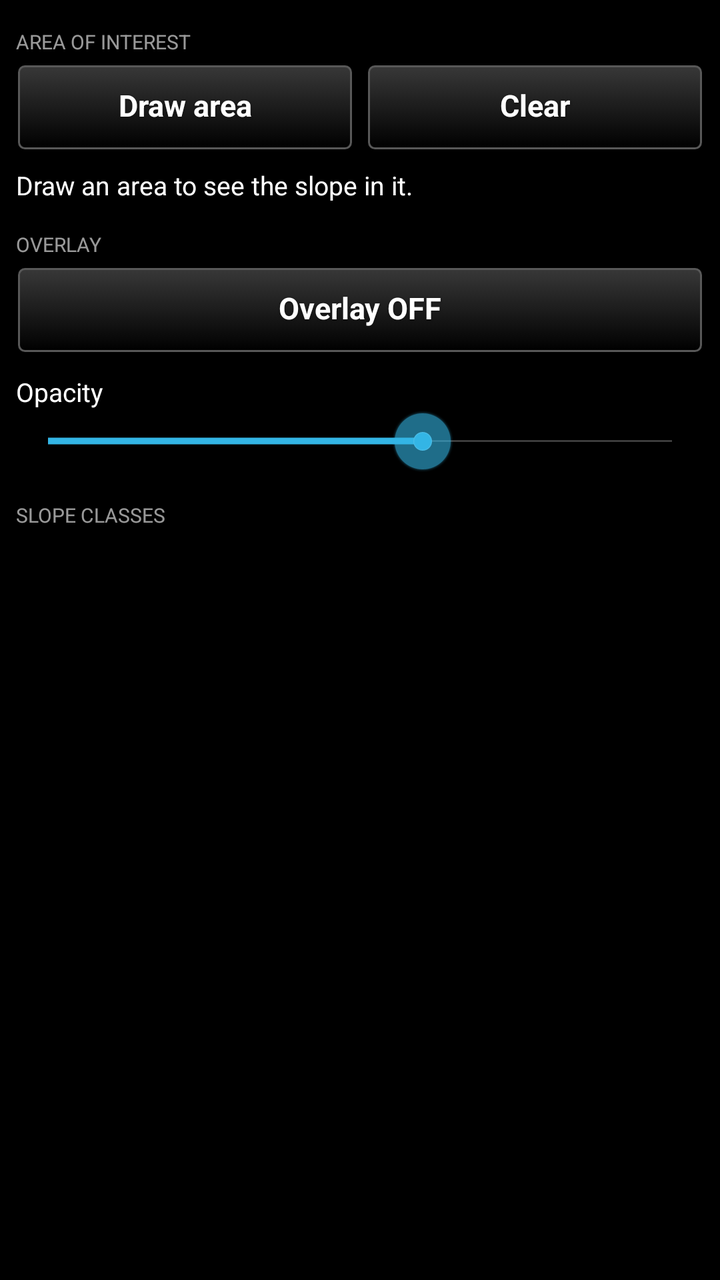
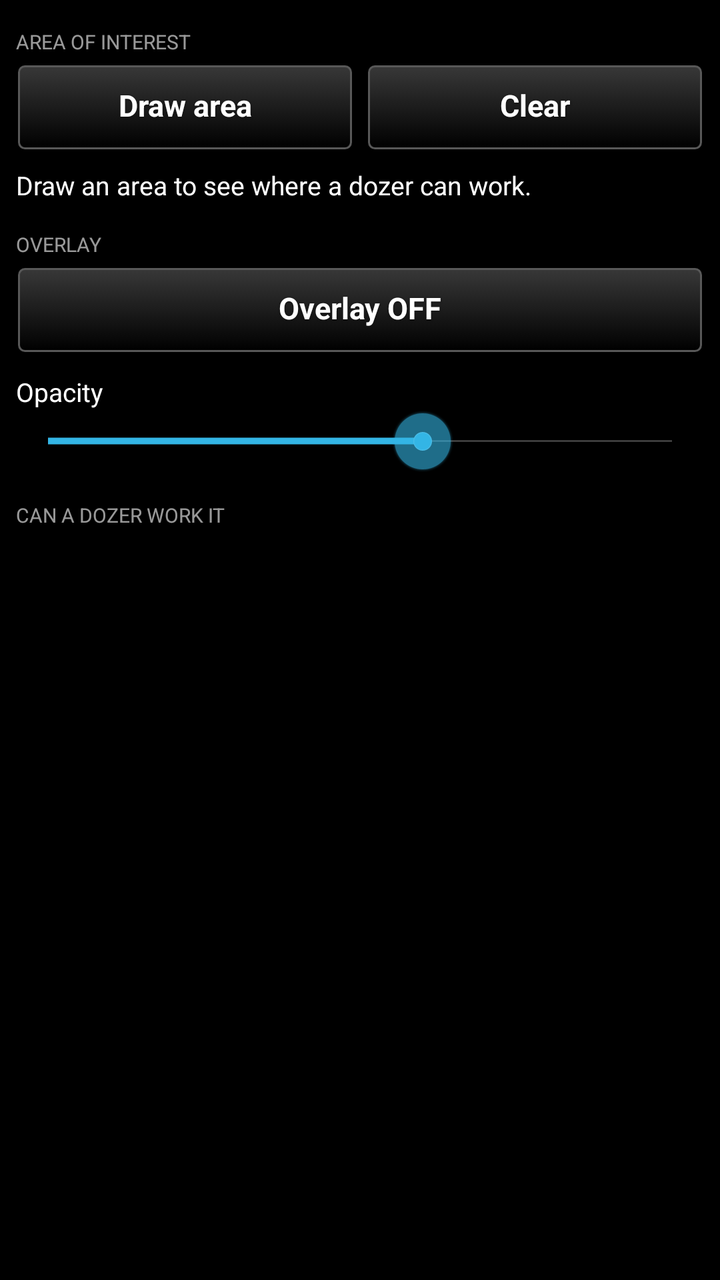

An Android layout rendered at two revisions. The XML below is the earlier revision; the diff shows what the commit changed to produce the second picture.
<!-- AndroidManifest.xml: application theme AppTheme -->
<!-- res/layout/main_layout.xml -->
<?xml version="1.0" encoding="utf-8"?>
<ScrollView xmlns:android="http://schemas.android.com/apk/res/android"
    android:layout_width="match_parent"
    android:layout_height="match_parent"
    android:fadeScrollbars="false"
    android:paddingLeft="8dp"
    android:paddingRight="8dp">

    <LinearLayout
        android:layout_width="match_parent"
        android:layout_height="wrap_content"
        android:orientation="vertical"
        android:paddingBottom="12dp">

        
        <TextView
            style="@style/TakwerxSectionHeading"
            android:layout_width="match_parent"
            android:layout_height="wrap_content"
            android:text="@string/section_area" />

        <LinearLayout
            android:layout_width="match_parent"
            android:layout_height="wrap_content"
            android:orientation="horizontal">

            <Button
                android:id="@+id/draw_area"
                style="@style/TakwerxButton"
                android:layout_width="0dp"
                android:layout_height="wrap_content"
                android:layout_weight="1"
                android:text="@string/draw_area" />

            <Button
                android:id="@+id/clear_area"
                style="@style/TakwerxButton"
                android:layout_width="0dp"
                android:layout_height="wrap_content"
                android:layout_marginLeft="6dp"
                android:layout_weight="1"
                android:text="@string/clear" />
        </LinearLayout>

        
        <TextView
            android:id="@+id/status"
            android:layout_width="match_parent"
            android:layout_height="wrap_content"
            android:layout_marginTop="8dp"
            android:textColor="@color/white"
            android:textSize="13sp"
            android:text="@string/status_idle" />

        
        <TextView
            style="@style/TakwerxSectionHeading"
            android:layout_width="match_parent"
            android:layout_height="wrap_content"
            android:text="@string/section_overlay" />

        <Button
            android:id="@+id/toggle_overlay"
            style="@style/TakwerxButton"
            android:layout_width="match_parent"
            android:layout_height="wrap_content"
            android:text="@string/overlay_off" />

        <TextView
            android:id="@+id/opacity_label"
            android:layout_width="match_parent"
            android:layout_height="wrap_content"
            android:layout_marginTop="10dp"
            android:textColor="@color/white"
            android:textSize="13sp"
            android:text="@string/opacity" />

        <SeekBar
            android:id="@+id/opacity"
            android:layout_width="match_parent"
            android:layout_height="wrap_content"
            android:max="100"
            android:progress="60" />

        
        <TextView
            style="@style/TakwerxSectionHeading"
            android:layout_width="match_parent"
            android:layout_height="wrap_content"
            android:text="@string/section_classes" />

        
        <LinearLayout
            android:id="@+id/band_list"
            android:layout_width="match_parent"
            android:layout_height="wrap_content"
            android:orientation="vertical" />

        <TextView
            android:id="@+id/standard_source"
            android:layout_width="match_parent"
            android:layout_height="wrap_content"
            android:layout_marginTop="8dp"
            android:alpha="0.6"
            android:textColor="@color/white"
            android:textSize="11sp" />

    </LinearLayout>
</ScrollView>
<!-- resources referenced by this layout -->
<resources>
  <color name="white">#ffffff</color>
  <string name="clear">Clear</string>
  <string name="draw_area">Draw area</string>
  <string name="opacity">Opacity</string>
  <string name="overlay_off">Overlay OFF</string>
  <string name="section_area">Area of interest</string>
  <string name="section_classes">Slope classes</string>
  <string name="section_overlay">Overlay</string>
  <string name="status_idle">Draw an area to see the slope in it.</string>
  <style name="TakwerxButton" parent="@style/darkButton">
          <item name="android:paddingLeft">12dp</item>
          <item name="android:paddingRight">12dp</item>
          <item name="android:paddingTop">6dp</item>
          <item name="android:paddingBottom">8dp</item>
          <item name="android:minHeight">44dp</item>
          <item name="android:minWidth">0dp</item>
          <item name="android:textSize">15sp</item>
          <item name="android:singleLine">true</item>
          <item name="android:ellipsize">end</item>
      </style>
  <style name="TakwerxSectionHeading">
          <item name="android:textSize">10sp</item>
          <item name="android:textAllCaps">true</item>
          <item name="android:textColor">@color/white</item>
          <item name="android:alpha">0.6</item>
          <item name="android:layout_marginTop">14dp</item>
          <item name="android:layout_marginBottom">4dp</item>
      </style>
  <style name="AppTheme" parent="@android:style/Theme.Holo">
          <item name="android:buttonStyle">@android:style/Widget.Button</item>
          <item name="android:imageButtonStyle">@android:style/Widget.Button</item>
          <item name="android:buttonStyleToggle">@android:style/Widget.Button</item>
          <item name="android:spinnerStyle">@style/ATAKSpinner</item>
          <item name="android:spinnerItemStyle">@style/ATAKSpinnerItem</item>
          <item name="android:editTextStyle">@style/ATAKEditText</item>
      </style>
  <style name="darkButton" parent="@android:style/Widget.Button">
          <item name="android:background">@drawable/btn_gray</item>
          <item name="android:shadowColor">@color/darker_gray</item>
          <item name="android:shadowDy">1</item>
          <item name="android:shadowRadius">2</item>
          <item name="android:textColor">@color/white</item>
          <item name="android:textStyle">bold</item>
          <item name="android:paddingTop">0dp</item>
          <item name="android:paddingBottom">3dp</item>
          <item name="android:textSize">@dimen/fontSize</item>
      </style>
  <style name="ATAKSpinner" parent="@android:style/Widget.Spinner">
          <item name="android:spinnerMode">dialog</item>
      </style>
  <style name="ATAKSpinnerItem">
          <item name="android:textColor">@android:color/white</item>
          <item name="android:dropDownVerticalOffset">0dip</item>
          <item name="android:dropDownHorizontalOffset">0dip</item>
          <item name="android:dropDownWidth">wrap_content</item>
          <item name="android:gravity">left|center_vertical</item>
      </style>
  <style name="ATAKEditText" parent="@android:style/Widget.EditText">
          
          
  
          
          <item name="android:imeOptions">flagNoFullscreen</item>
      </style>
  <color name="darker_gray">#121212</color>
  <dimen name="fontSize">14sp</dimen>
  <!-- drawable new_dark_button_disabled (drawable) -->
  <?xml version="1.0" encoding="utf-8"?>
  <layer-list xmlns:android="http://schemas.android.com/apk/res/android">
      <item android:bottom="1dp" android:right="1dp" android:left="1dp" android:top="1dp">
          <shape android:shape="rectangle">
              <corners android:radius="3dp" />
              <stroke
                  android:width="1dp"
                  android:color="#484848" />
              <solid android:color="#484848" />
          </shape>
      </item>
  </layer-list>
  <!-- unchanged entries left out for length: 3 -->
</resources>

<!-- the commit's change to res/layout/main_layout.xml (unified diff, before → after) -->
@@ -96,6 +96,16 @@
             android:layout_height="wrap_content"
             android:orientation="vertical" />
 
+        
+        <TextView
+            android:id="@+id/standard_caveat"
+            android:layout_width="match_parent"
+            android:layout_height="wrap_content"
+            android:layout_marginTop="10dp"
+            android:textColor="#FFD37A"
+            android:textSize="12sp"
+            android:visibility="gone" />
+
         <TextView
             android:id="@+id/standard_source"
             android:layout_width="match_parent"
<!-- resource entries referenced after the edit -->
@@ -6,9 +6,9 @@
   <string name="opacity">Opacity</string>
   <string name="overlay_off">Overlay OFF</string>
   <string name="section_area">Area of interest</string>
-  <string name="section_classes">Slope classes</string>
+  <string name="section_classes">Can a dozer work it</string>
   <string name="section_overlay">Overlay</string>
-  <string name="status_idle">Draw an area to see the slope in it.</string>
+  <string name="status_idle">Draw an area to see where a dozer can work.</string>
   <style name="TakwerxButton" parent="@style/darkButton">
           <item name="android:paddingLeft">12dp</item>
           <item name="android:paddingRight">12dp</item>
